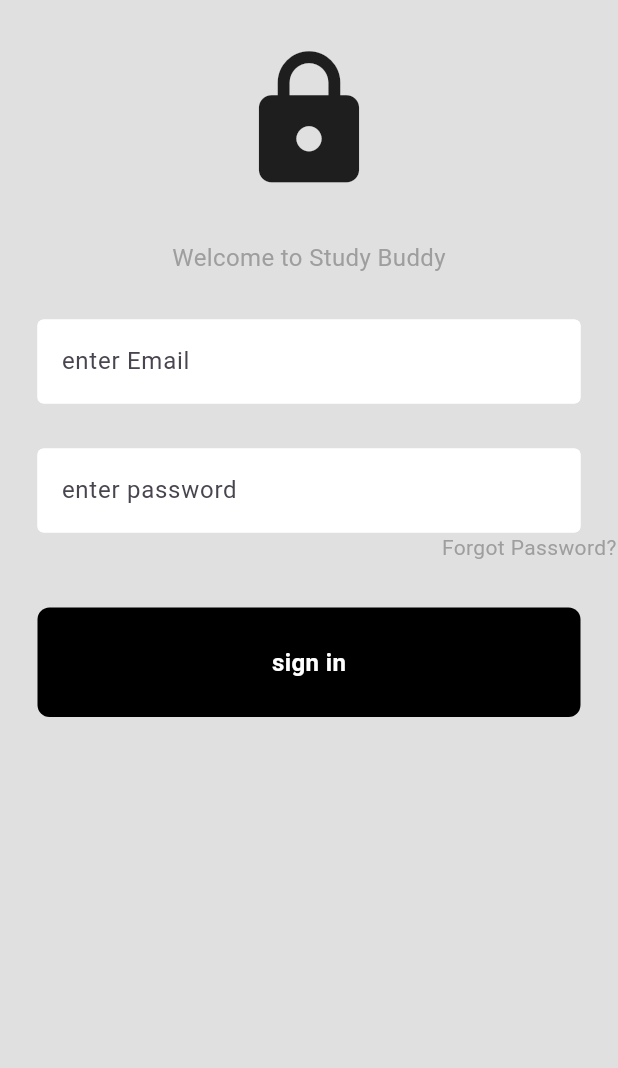
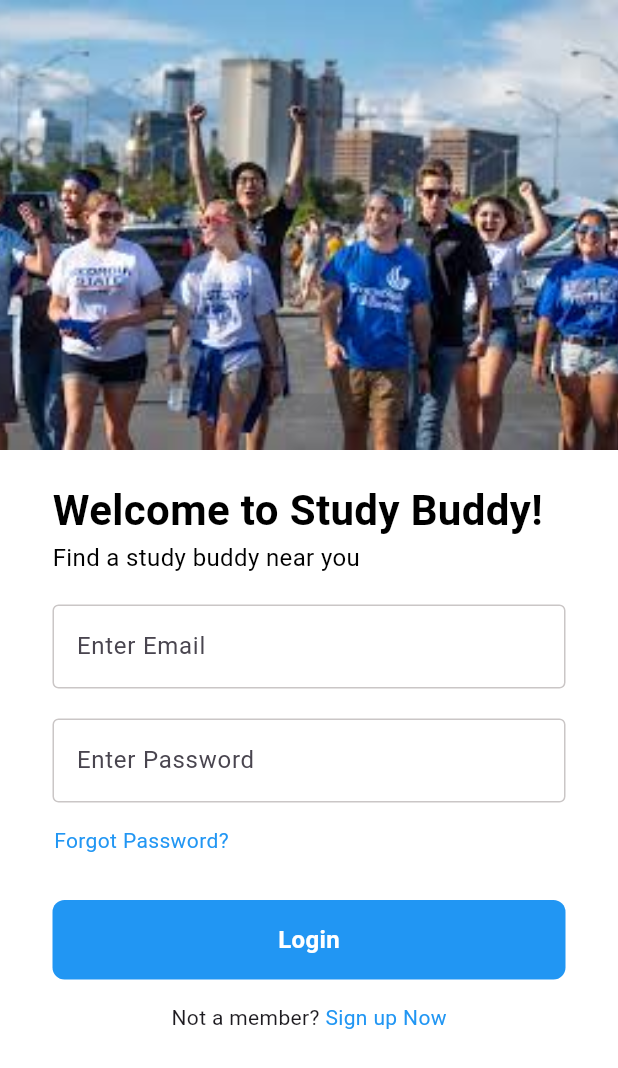
Before and after one commit to Ikran21/Study-Buddy-App, a Flutter app: the screen it shows after launch, on a phone screen of 412 x 824 dp. Shown: the top 1068 px of the screen. Run offline on Flutter 3.47's test engine with Material 3 defaults, Android fonts, the phone set to English and light mode, and no system bars; our stand-ins replace firebase_auth, firebase_core; accounts and stored records are empty.

Commit message:
fixing ui for login page

```diff
--- a/lib/componets/my_button.dart
+++ b/lib/componets/my_button.dart
@@ -9,14 +9,14 @@ class MyButton extends StatelessWidget {
     return GestureDetector(
       onTap: onTap,
       child: Container(
-        padding: EdgeInsets.all(25),
-        margin: EdgeInsets.symmetric(horizontal: 25),
+        padding: EdgeInsets.all(15),
+        margin: EdgeInsets.symmetric(horizontal: 35),
         decoration: BoxDecoration(
-          color: Colors.black,
+          color: Colors.blue,
           borderRadius:BorderRadius.circular(8),
            ),
         child: const Center(
-          child: Text("sign in",
+          child: Text("Login",
           style: TextStyle(
             color: Colors.white,
             fontWeight: FontWeight.bold,
--- a/lib/componets/my_textfield.dart
+++ b/lib/componets/my_textfield.dart
@@ -15,15 +15,15 @@ class MyTextfield extends StatelessWidget {
   @override
   Widget build(BuildContext context) {
     return  Padding(
-              padding: EdgeInsets.symmetric(horizontal:25 ),
+              padding: EdgeInsets.symmetric(horizontal:35 ),
               child: TextField(
                 controller: controller,
                 obscureText: obscureText,
                 decoration: InputDecoration(
                   enabledBorder: OutlineInputBorder(
-                    borderSide:BorderSide(color:Colors.white), ),
+                    borderSide:BorderSide(color:const Color.fromARGB(255, 202, 198, 198)), ),
                     focusedBorder: OutlineInputBorder(
-                      borderSide: BorderSide(color: Colors.grey),
+                      borderSide: BorderSide(color: const Color.fromARGB(255, 110, 109, 109)),
                     ),
                     fillColor: Colors.white,
                     filled: true,
--- a/lib/pages/login_page.dart
+++ b/lib/pages/login_page.dart
@@ -11,7 +11,7 @@ class LoginPage extends StatelessWidget {
   final passwordController = TextEditingController();
 
   // sign in button
-  void Signuserin() async{
+  void Signuserin() async {
     await FirebaseAuth.instance.signInWithEmailAndPassword(
       email: emailController.text,
       password: passwordController.text,
@@ -21,64 +21,106 @@ class LoginPage extends StatelessWidget {
   @override
   Widget build(BuildContext context) {
     return Scaffold(
-      backgroundColor: Colors.grey[300],
+      backgroundColor: const Color.fromARGB(255, 255, 255, 255),
       body: SafeArea(
-        child: Center(
+        child: SingleChildScrollView(
           child: Column(
             children: [
-              SizedBox(height: 30),
+              // Background Image
+              Image.asset(
+                "assets/images/gsu_study.jpeg",
+                width: double.infinity,
+                height: 300,
+                fit: BoxFit.cover,
+              ),
+              const SizedBox(height: 20),
 
-              // logo
-              Icon(
-                Icons.lock,
-                size: 100,
+              // Welcome message
+              Container(
+                margin: const EdgeInsets.symmetric(horizontal: 35),
+                child: Row(
+                  children: [
+                    Text(
+                      "Welcome to Study Buddy!",
+                      style: TextStyle(
+                        color: Colors.black,
+                        fontSize: 28,
+                        fontWeight: FontWeight.bold,
                       ),
-              SizedBox(height: 30),
+                    ),
+                  ],
+                ),
+              ),
 
-              // welcome back message
+              // Subtitle message
+              Container(
+                margin: const EdgeInsets.symmetric(horizontal: 35),
+                child: Row(
+                  children: [
                     Text(
-                "Welcome to Study Buddy",
+                      "Find a study buddy near you",
                       style: TextStyle(
-                  color: Colors.grey,
+                        color: Colors.black,
                         fontSize: 16,
                       ),
                     ),
-              SizedBox(height: 30),
-
-              // username text field
-              MyTextfield(
-                controller: emailController,
-                hintText: "enter Email",
-                obscureText: false,
-              ),
-              SizedBox(height: 30),
-
-              // password text field
-              MyTextfield(
-                controller: passwordController,
-                hintText: "enter password",
-                obscureText: true,
-              ),
-
-              //Add forgot password,
-              Padding(
-                padding: const EdgeInsets.symmetric(horizontal: 1),
-                child: Row(
-                  mainAxisAlignment: MainAxisAlignment.end,
-                  children: [
-                    Text("Forgot Password?",
-                    style: TextStyle(color: Colors.grey),),
                   ],
                 ),
               ),
-              SizedBox(height: 30),
-              //signin button,
-              MyButton(
-                onTap: Signuserin,
+              const SizedBox(height: 20),
 
-              )
+              // Username text field
+              MyTextfield(
+                controller: emailController,
+                hintText: "Enter Email",
+                obscureText: false,
+              ),
+              const SizedBox(height: 20),
 
-              //social sign-in options here
+              // Password text field
+              MyTextfield(
+                controller: passwordController,
+                hintText: "Enter Password",
+                obscureText: true,
+              ),
+              const SizedBox(height: 15),
+
+              // Forgot password
+              Container(
+                margin: const EdgeInsets.symmetric(horizontal: 35),
+                child: Padding(
+                  padding: const EdgeInsets.symmetric(horizontal: 1),
+                  child: Row(
+                    children: [
+                      Text(
+                        "Forgot Password?",
+                        style: TextStyle(color: Colors.blue),
+                      ),
+                    ],
+                  ),
+                ),
+              ),
+              const SizedBox(height: 30),
+
+              // Sign-in button
+              MyButton(onTap: Signuserin),
+
+              // Register / sign-up
+              const SizedBox(height: 15),
+              Center(
+                child: Container(
+                  child: Row(
+                    mainAxisAlignment: MainAxisAlignment.center,
+                    children: [
+                      const Text("Not a member? "),
+                      Text(
+                        "Sign up Now",
+                        style: TextStyle(color: Colors.blue),
+                      ),
+                    ],
+                  ),
+                ),
+              ),
             ],
           ),
         ),
--- a/pubspec.yaml
+++ b/pubspec.yaml
@@ -60,9 +60,8 @@ flutter:
   uses-material-design: true
 
   # To add assets to your application, add an assets section, like this:
-  # assets:
-  #   - images/a_dot_burr.jpeg
-  #   - images/a_dot_ham.jpeg
+  assets:
+    - assets/images/gsu_study.jpeg
 
   # An image asset can refer to one or more resolution-specific "variants", see
   # https://flutter.dev/to/resolution-aware-images
```
Also changed, not shown: assets/images/gsu_study.jpeg (added). Lines whose indentation alone changed are shown as unchanged.
